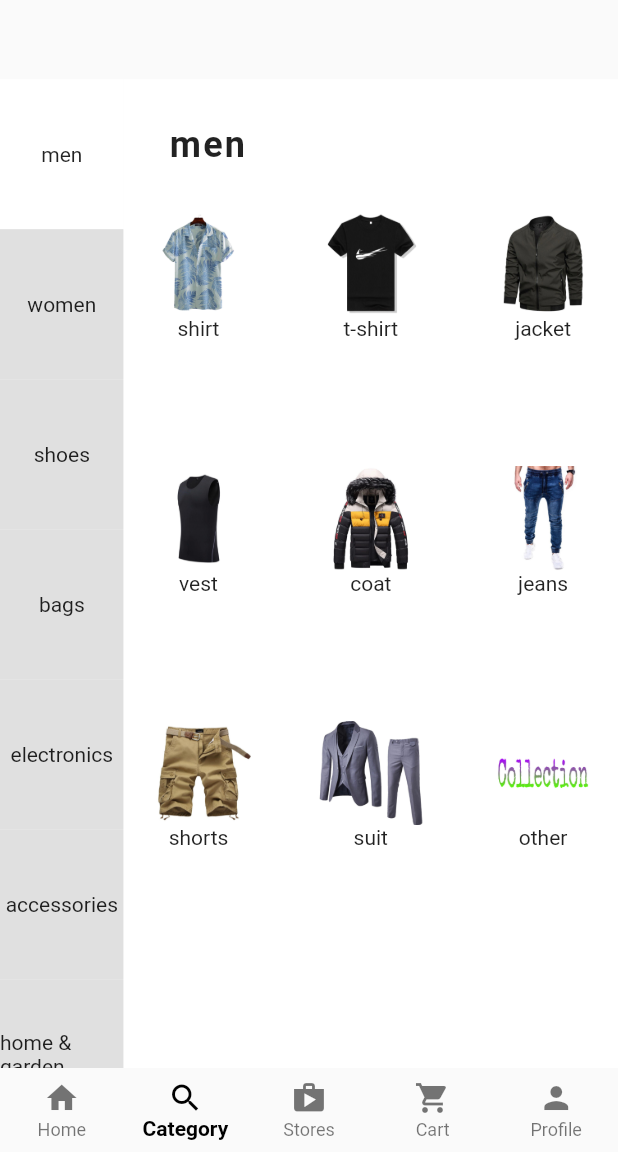
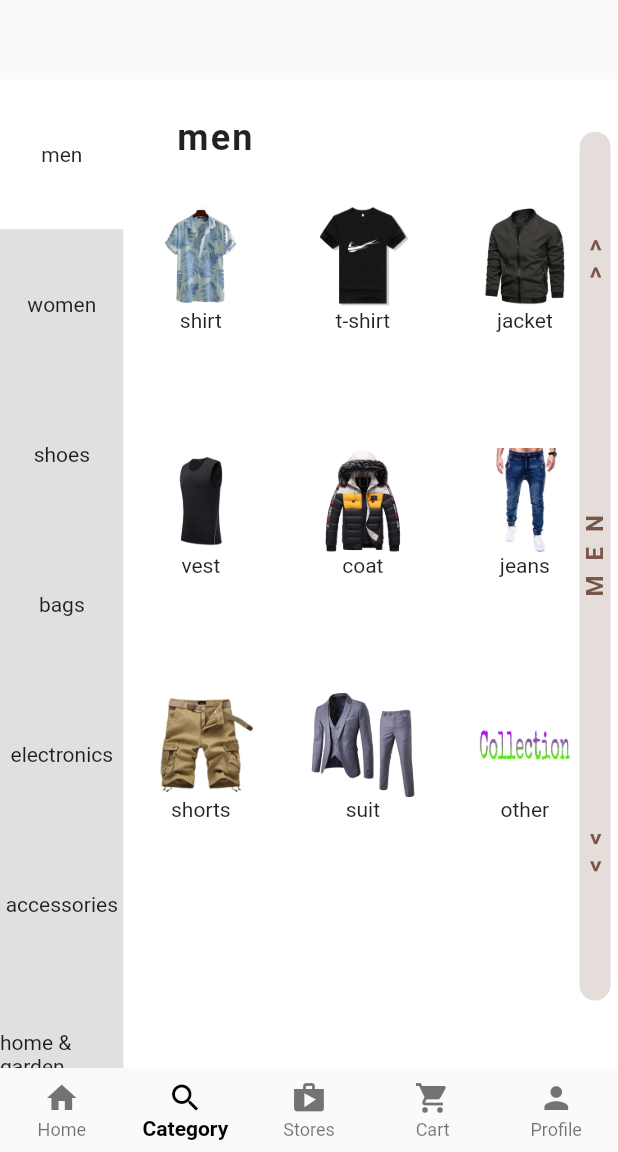
Before and after one commit to robertotonde/mulitistore_firebase_app, a Flutter app: the screen it shows after launch, item 2 of the bottom bar chosen, on a phone screen of 412 x 824 dp, the part 84-1236 px from its top. Run offline on Flutter 3.47's test engine with Material 2 defaults, Android fonts, the phone set to English and light mode, and no system bars.

Commit message:
adding slide bar on category

```diff
--- a/lib/presentation/screens/categories/men_categ.dart
+++ b/lib/presentation/screens/categories/men_categ.dart
@@ -1,7 +1,6 @@
 import 'package:flutter/material.dart';
-
-import '../../../core/utilities/categ_list.dart';
-import '../minor_screens/subcategory_products.dart';
+import 'package:multistore_firebase/core/utilities/categ_list.dart';
+import 'package:multistore_firebase/presentation/screens/minor_screens/subcategory_products.dart';
 
 // List<String> imagetry = [
 //   'images/try/image0.jpg'
@@ -21,7 +20,17 @@ class MenCategory extends StatelessWidget {
 
   @override
   Widget build(BuildContext context) {
-    return Column(
+    return Padding(
+      padding: const EdgeInsets.all(5.0),
+      child: Stack(
+        children: [
+          Positioned(
+            bottom: 0,
+            left: 0,
+            child: SizedBox(
+              height: MediaQuery.of(context).size.height * 0.8,
+              width: MediaQuery.of(context).size.width * 0.75,
+              child: Column(
                 crossAxisAlignment: CrossAxisAlignment.start,
                 children: [
                   const Padding(
@@ -29,7 +38,9 @@ class MenCategory extends StatelessWidget {
                     child: Text(
                       'men',
                       style: TextStyle(
-                fontSize: 24, fontWeight: FontWeight.bold, letterSpacing: 1.5),
+                          fontSize: 24,
+                          fontWeight: FontWeight.bold,
+                          letterSpacing: 1.5),
                     ),
                   ),
                   SizedBox(
@@ -65,6 +76,59 @@ class MenCategory extends StatelessWidget {
                         })),
                   )
                 ],
+              ),
+            ),
+          ),
+          //vertical sizized box should display
+          Positioned(
+              bottom: 0,
+              right: 0,
+              child: SizedBox(
+                height: MediaQuery.of(context).size.height * 0.8,
+                width: MediaQuery.of(context).size.width * 0.05,
+                child: Padding(
+                  padding: const EdgeInsets.symmetric(vertical: 40),
+                  child: Container(
+                    decoration: BoxDecoration(
+                        color: Colors.brown.withOpacity(0.2),
+                        borderRadius: BorderRadius.circular(50)),
+                    child: RotatedBox(
+                      quarterTurns: 3,
+                      child: Row(
+                        mainAxisAlignment: MainAxisAlignment.spaceAround,
+                        children:  [
+                         const Text(
+                            ' << ',
+                            style: TextStyle(
+                                color: Colors.brown,
+                                fontSize: 16,
+                                fontWeight: FontWeight.w600,
+                                letterSpacing: 10),
+                          ),
+                          Text(
+                            'men'.toUpperCase(),
+                            style: const TextStyle(
+                                color: Colors.brown,
+                                fontSize: 16,
+                                fontWeight: FontWeight.w600,
+                                letterSpacing: 10),
+                          ),
+                      const     Text(
+                            ' >>',
+                            style: TextStyle(
+                                color: Colors.brown,
+                                fontSize: 16,
+                                fontWeight: FontWeight.w600,
+                                letterSpacing: 10),
+                          )
+                        ],
+                      ),
+                    ),
+                  ),
+                ),
+              ))
+        ],
+      ),
     );
   }
 }
```
Lines whose indentation alone changed are shown as unchanged.
